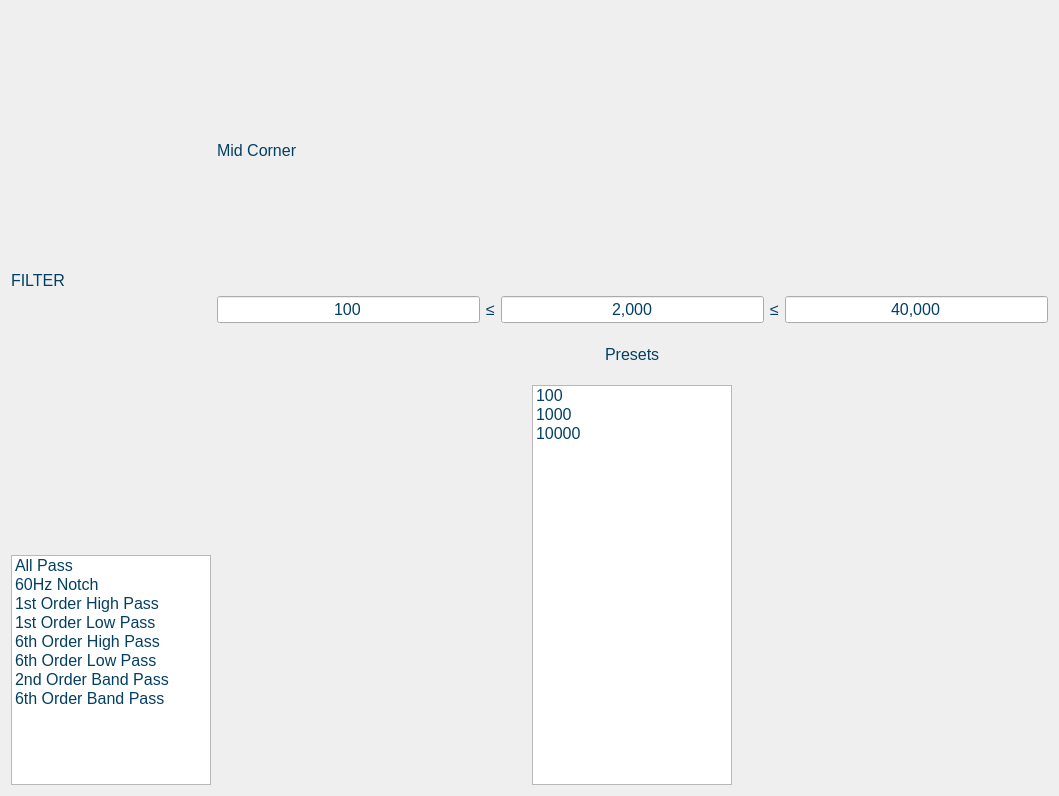
The window that gui/qtdesigner/FilterWidget.ui (wyattduber/CyDAQ) describes before a commit, drawn with Qt 5.
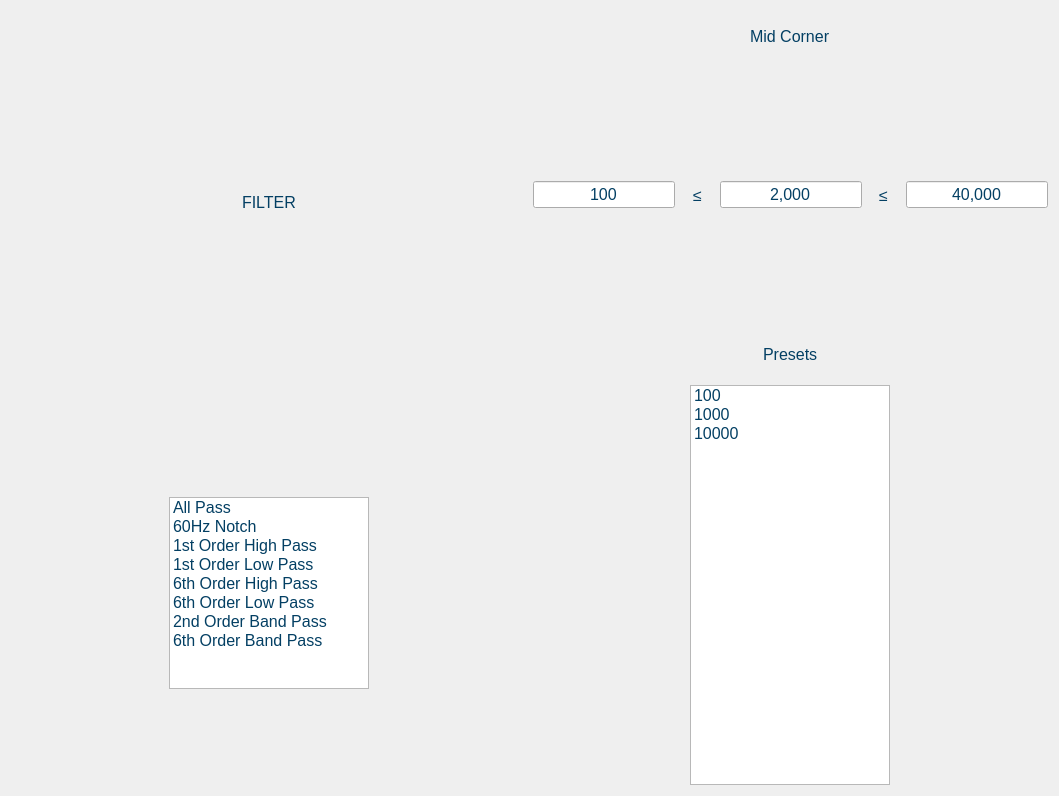
The same window after the commit.

Commit message: tried some alignment stuff

The edit to the form file:
```diff
--- a/gui/qtdesigner/FilterWidget.ui
+++ b/gui/qtdesigner/FilterWidget.ui
@@ -24,14 +24,20 @@
   <layout class="QHBoxLayout" name="horizontalLayout_2">
    <item>
     <layout class="QVBoxLayout" name="verticalLayout_2">
-     <item>
+     <item alignment="Qt::AlignHCenter|Qt::AlignVCenter">
       <widget class="QLabel" name="label">
+       <property name="maximumSize">
+        <size>
+         <width>100</width>
+         <height>50</height>
+        </size>
+       </property>
        <property name="text">
         <string>FILTER</string>
        </property>
       </widget>
      </item>
-     <item>
+     <item alignment="Qt::AlignHCenter|Qt::AlignVCenter">
       <widget class="QListWidget" name="filter_list">
        <property name="maximumSize">
         <size>
@@ -85,8 +91,14 @@
    </item>
    <item>
     <layout class="QVBoxLayout" name="verticalLayout">
-     <item>
+     <item alignment="Qt::AlignHCenter">
       <widget class="QLabel" name="label_3">
+       <property name="maximumSize">
+        <size>
+         <width>100</width>
+         <height>50</height>
+        </size>
+       </property>
        <property name="text">
         <string>Mid Corner</string>
        </property>
@@ -94,8 +106,14 @@
      </item>
      <item>
       <layout class="QHBoxLayout" name="horizontalLayout">
-       <item>
+       <item alignment="Qt::AlignHCenter">
         <widget class="QLineEdit" name="minCornerBox">
+         <property name="maximumSize">
+          <size>
+           <width>150</width>
+           <height>16777215</height>
+          </size>
+         </property>
          <property name="text">
           <string>100</string>
          </property>
@@ -107,15 +125,27 @@
          </property>
         </widget>
        </item>
-       <item>
+       <item alignment="Qt::AlignHCenter">
         <widget class="QLabel" name="lessThan1">
+         <property name="maximumSize">
+          <size>
+           <width>16777215</width>
+           <height>50</height>
+          </size>
+         </property>
          <property name="text">
           <string>≤</string>
          </property>
         </widget>
        </item>
-       <item>
+       <item alignment="Qt::AlignHCenter">
         <widget class="QLineEdit" name="corner_input">
+         <property name="maximumSize">
+          <size>
+           <width>180</width>
+           <height>16777215</height>
+          </size>
+         </property>
          <property name="text">
           <string>2,000</string>
          </property>
@@ -124,15 +154,27 @@
          </property>
         </widget>
        </item>
-       <item>
+       <item alignment="Qt::AlignHCenter">
         <widget class="QLabel" name="lessThan2">
+         <property name="maximumSize">
+          <size>
+           <width>16777215</width>
+           <height>50</height>
+          </size>
+         </property>
          <property name="text">
           <string>≤</string>
          </property>
         </widget>
        </item>
-       <item>
+       <item alignment="Qt::AlignHCenter|Qt::AlignVCenter">
         <widget class="QLineEdit" name="maxCornerBox">
+         <property name="maximumSize">
+          <size>
+           <width>150</width>
+           <height>16777215</height>
+          </size>
+         </property>
          <property name="text">
           <string>40,000</string>
          </property>
```
The commit also changes 10 other files.
